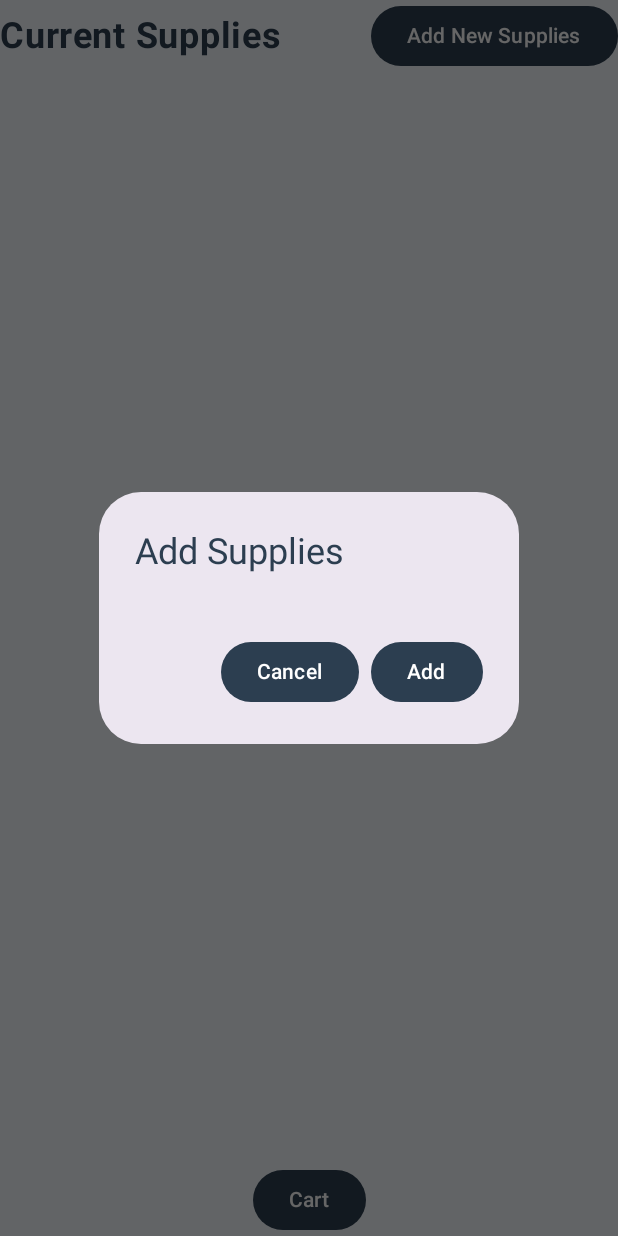
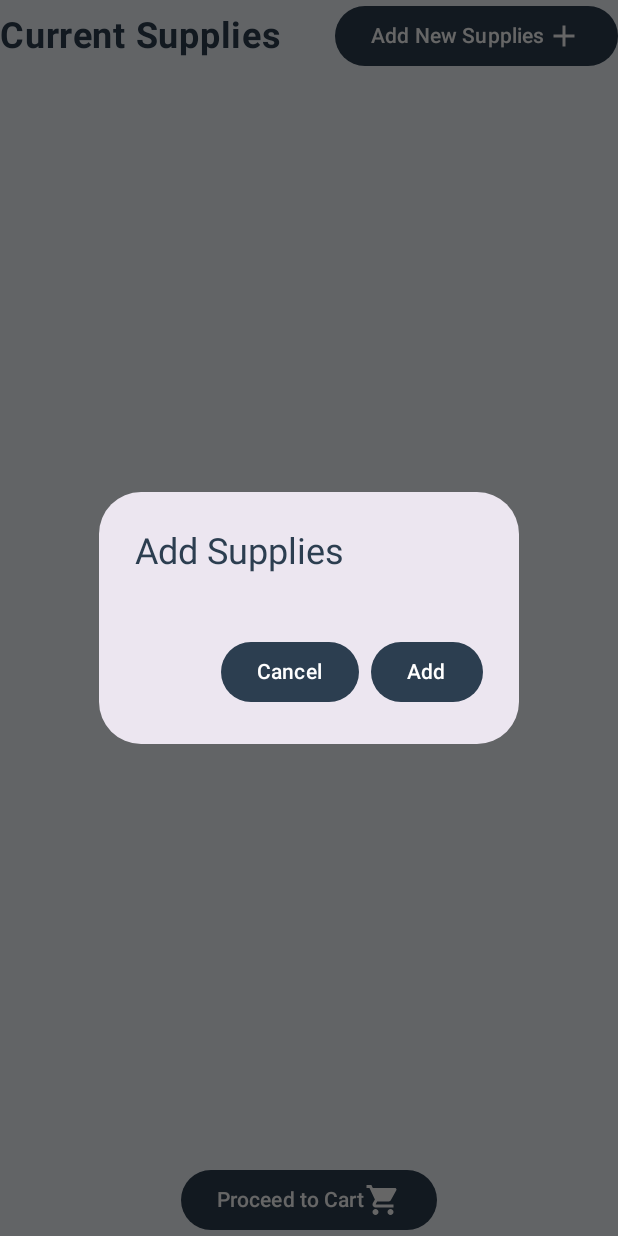
Before and after one commit to eightus/ITP-Peritoneal-Dialysis, an Android app built with Jetpack Compose: the composable CurrentSuppliesScreen shown on its own in the app's theme, after a tap on "Add New Supplies", on a phone screen of 412 x 824 dp. Run offline under Robolectric (Android 15) with nearby library versions, the phone set to English and light mode, and no system bars; our stand-ins replace Dagger/Hilt's generated code, Firebase (no records; nobody signed in at launch, a user with empty details on screens opened directly).

Commit message:
Fixed Supplies Pages
past supplies will only show the correct user. Change some UI issues in the Current Supplies

```diff
--- a/app/src/main/java/com/itp/pdbuddy/data/repository/SuppliesRepository.kt
+++ b/app/src/main/java/com/itp/pdbuddy/data/repository/SuppliesRepository.kt
@@ -15,7 +15,7 @@ import javax.inject.Inject
 class SuppliesRepository @Inject constructor() {
     private val db = FirebaseFirestore.getInstance()
 
-    private suspend fun getCurrentUsername(): String? {
+    suspend fun getCurrentUsername(): String? {
         val userId = FirebaseAuth.getInstance().currentUser?.uid
         return if (userId != null) {
             try {
--- a/app/src/main/java/com/itp/pdbuddy/ui/screen/CurrentSuppliesScreen.kt
+++ b/app/src/main/java/com/itp/pdbuddy/ui/screen/CurrentSuppliesScreen.kt
@@ -23,6 +23,7 @@ import androidx.navigation.NavHostController
 import com.itp.pdbuddy.R
 import com.itp.pdbuddy.ui.viewmodel.CurrentSuppliesViewModel
 import android.widget.Toast
+import androidx.compose.material.icons.filled.ShoppingCart
 import androidx.compose.runtime.rememberCoroutineScope
 import androidx.compose.ui.platform.LocalContext
 import kotlinx.coroutines.launch
@@ -63,6 +64,11 @@ fun CurrentSuppliesScreen(
                     modifier = Modifier.padding(start = 8.dp)
                 ) {
                     Text("Add New Supplies")
+                    Icon(
+                        imageVector = Icons.Default.Add,
+                        contentDescription = "Cart",
+                        modifier = Modifier.size(24.dp)
+                    )
                 }
             }
             Spacer(modifier = Modifier.height(16.dp))
@@ -91,7 +97,12 @@ fun CurrentSuppliesScreen(
             }
             Spacer(modifier = Modifier.height(16.dp))
             Button(onClick = { navController.navigate("CartSupplies") }) {
-                Text("Cart")
+                Text("Proceed to Cart")
+                Icon(
+                    imageVector = Icons.Default.ShoppingCart,
+                    contentDescription = "Cart",
+                    modifier = Modifier.size(24.dp)
+                )
             }
         }
     }
@@ -150,6 +161,8 @@ fun SupplyCard(
             onConfirm = { newQuantity ->
                 onUpdateQuantity(item.copy(quantity = newQuantity), newQuantity)
                 showEditDialog = false
+                Toast.makeText(context, "Quantity updated!", Toast.LENGTH_SHORT).show()
+
             }
         )
     }
```
Also changed, not shown: app/src/main/java/com/itp/pdbuddy/ui/viewmodel/PastSuppliesViewModel.kt (+7 -1 lines).
